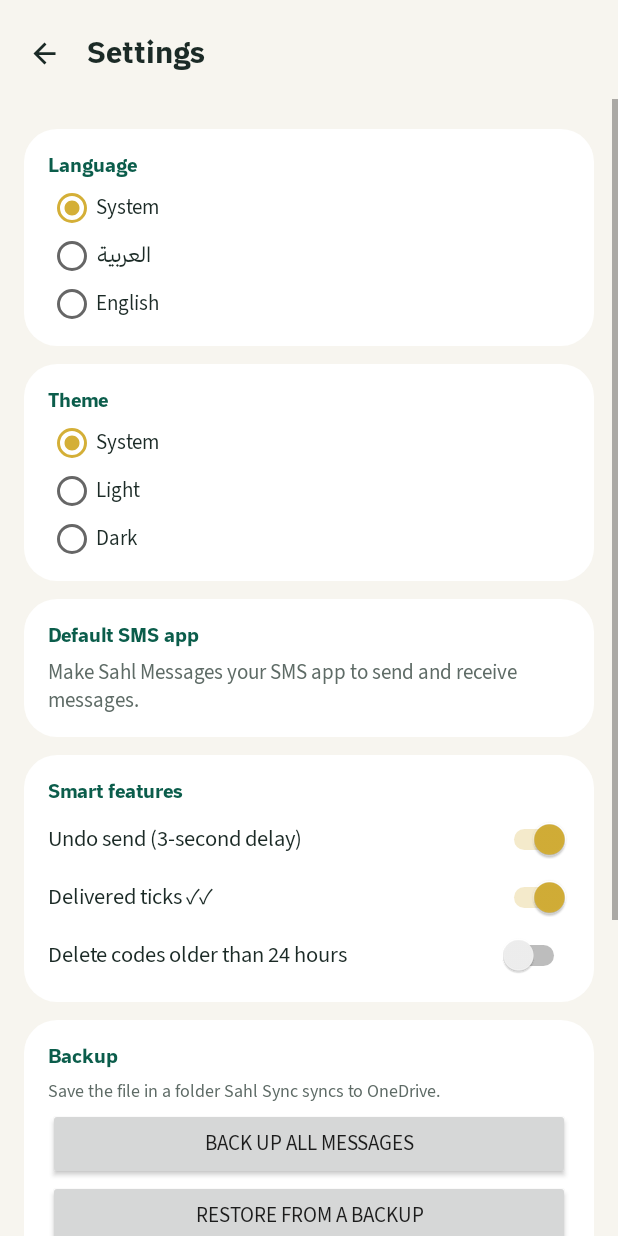
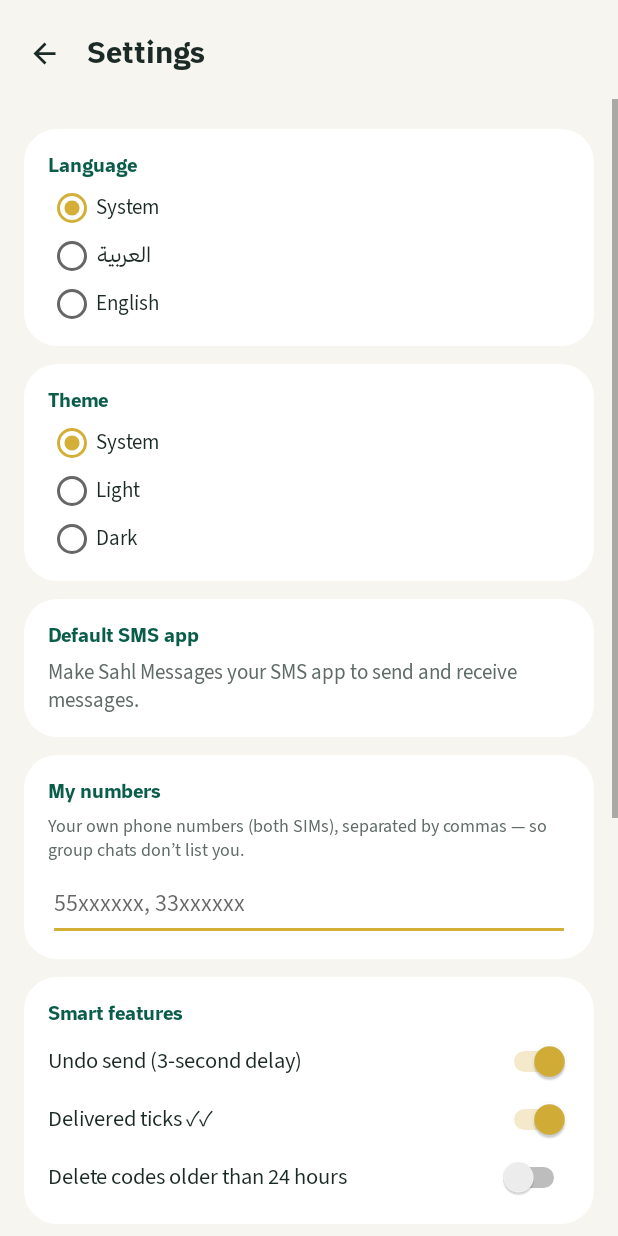
Before and after one commit to AliSherif1309/SahlMessages, an Android app: the SettingsActivity screen opened directly, with no data from a screen before it, on a phone screen of 412 x 824 dp. Run offline under Robolectric (Android 15) with nearby library versions, the phone set to English and light mode, and no system bars.

Commit message:
Detect default SMS app via role check (Honor); 'My numbers' to keep yourself out of group chats
Co-Authored-By: Claude Opus 5.5 <noreply@anthropic.com>
Claude-Session: https://claude.ai/code/session_01XSy2duzrLvdn8zT5b6uT13

```diff
--- a/app/src/main/java/com/sahl/messages/Mms.kt
+++ b/app/src/main/java/com/sahl/messages/Mms.kt
@@ -199,7 +199,8 @@ object Mms {
     fun store(c: Context, bytes: ByteArray, sub: Int) {
         val h = Pdu.headers(bytes)
         val from = h.from ?: ""
-        val others = h.to.filter { Norm.phoneKey(it) != Norm.phoneKey(myNumber(c)) }
+        val mine = Sms.myNumbers(c) + Norm.phoneKey(myNumber(c))
+        val others = h.to.filter { Norm.phoneKey(it) !in mine }
         val members = (listOf(from) + others).filter { it.isNotBlank() }.distinctBy { Norm.phoneKey(it) }
         val thread = try { Telephony.Threads.getOrCreateThreadId(c, members.toSet()) } catch (e: Exception) { 0L }
         val cv = ContentValues().apply {
@@ -334,7 +335,8 @@ object Mms {
                 while (it.moveToNext() && out.size < limit) {
                     val id = it.getLong(0)
                     val (t, imgs) = text(c, id)
-                    val (from, all) = addresses(c, id)
+                    val (from, all0) = addresses(c, id)
+                    val mine = Sms.myNumbers(c); val all = all0.filter { Norm.phoneKey(it) !in mine }
                     out.add(MmsMsg(id, thread, it.getLong(1) * 1000, it.getInt(2), it.getInt(3) == 1, t, imgs, from, all))
                 }
             }
--- a/app/src/main/java/com/sahl/messages/SettingsActivity.kt
+++ b/app/src/main/java/com/sahl/messages/SettingsActivity.kt
@@ -26,6 +26,18 @@ class SettingsActivity : SahlActivity() {
         val dcard = card(R.string.default_sms)
         dcard.addView(text(getString(if (Sms.isDefault(this)) R.string.is_default else R.string.make_default), 14f,
             if (Sms.isDefault(this)) col(R.color.emerald) else col(R.color.sub)))
+
+        val me = card(R.string.my_numbers)
+        me.addView(text(getString(R.string.my_numbers_hint), 12f, col(R.color.sub)))
+        me.addView(EditText(this).apply {
+            setText(p.getString("my_numbers", "")); inputType = android.text.InputType.TYPE_CLASS_PHONE
+            textSize = 16f; typeface = font; setTextColor(col(R.color.text)); hint = "55xxxxxx, 33xxxxxx"
+            addTextChangedListener(object : android.text.TextWatcher {
+                override fun beforeTextChanged(s: CharSequence?, a: Int, b: Int, c: Int) {}
+                override fun onTextChanged(s: CharSequence?, a: Int, b: Int, c: Int) {}
+                override fun afterTextChanged(s: android.text.Editable?) { p.edit().putString("my_numbers", s?.toString() ?: "").apply() }
+            })
+        })
 
         val sm = card(R.string.smart_title)
         fun sw(label: Int, key: String, def: Boolean) = sm.addView(Switch(this).apply {
--- a/app/src/main/java/com/sahl/messages/Sms.kt
+++ b/app/src/main/java/com/sahl/messages/Sms.kt
@@ -66,7 +66,15 @@ object Names {
 
 @SuppressLint("MissingPermission")
 object Sms {
-    fun isDefault(c: Context) = Telephony.Sms.getDefaultSmsPackage(c) == c.packageName
+    /** Uses the role check first — on some phones (Honor) the old check returns the wrong app. */
+    fun isDefault(c: Context): Boolean {
+        try { if (c.getSystemService(android.app.role.RoleManager::class.java)?.isRoleHeld(android.app.role.RoleManager.ROLE_SMS) == true) return true } catch (e: Exception) { }
+        return try { Telephony.Sms.getDefaultSmsPackage(c) == c.packageName } catch (e: Exception) { false }
+    }
+
+    /** Your own number(s), so group chats don't list you. Set in Settings. */
+    fun myNumbers(c: Context): Set<String> =
+        (Sahl.prefs(c).getString("my_numbers", "") ?: "").split(',', ' ', '\n').map { Norm.phoneKey(it) }.filter { it.length >= 7 }.toSet()
 
     /** Latest message of every thread (SMS). */
     fun conversations(c: Context, scan: Int = 5000): List<Conversation> {
@@ -91,7 +99,8 @@ object Sms {
         val photo = c.getString(R.string.photo)
         for ((t, m) in mms) {
             val cur = latest[t]
-            val members = m.addresses
+            val mine = myNumbers(c)
+            val members = m.addresses.filter { Norm.phoneKey(it) !in mine }
             val mmsAddr = m.from ?: members.firstOrNull() ?: ""
             if (cur == null || m.date > cur.date)
                 latest[t] = Conversation(t, if (members.size > 1) members.joinToString(",") else (cur?.address ?: mmsAddr),
--- a/app/src/main/res/values/strings.xml
+++ b/app/src/main/res/values/strings.xml
@@ -92,4 +92,6 @@
     <string name="backup_done">Backed up %1$d messages</string>
     <string name="restore_done">Restored %1$d messages</string>
     <string name="backup_failed">Backup failed</string>
+    <string name="my_numbers">My numbers</string>
+    <string name="my_numbers_hint">Your own phone numbers (both SIMs), separated by commas — so group chats don’t list you.</string>
 </resources>
```
Also changed, not shown: 1 other file.
